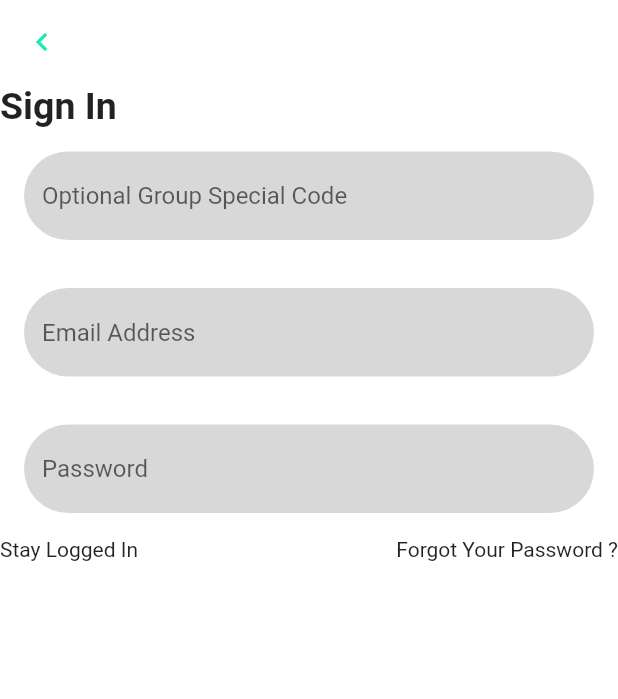
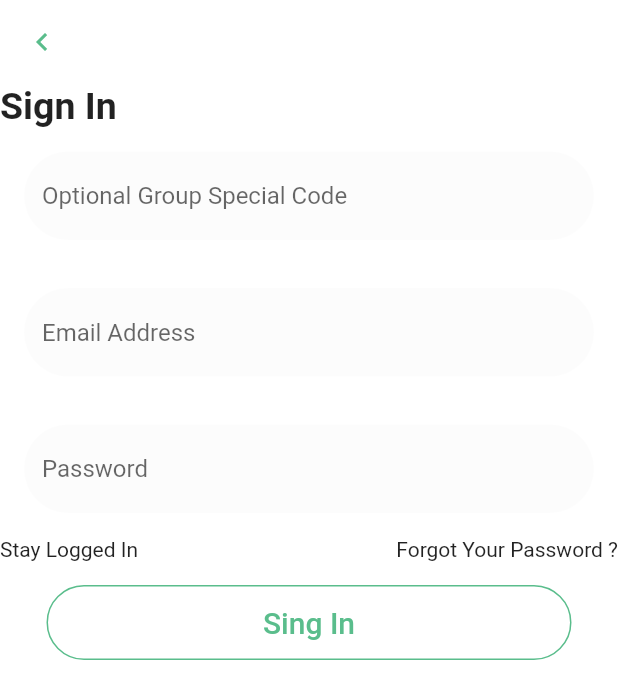
Before and after one commit to Smtrbci/Flutter-Project, a Flutter app: the screen it shows after launch, on a phone screen of 412 x 824 dp. Shown: the top 699 px of the screen. Run offline on Flutter 3.47's test engine with Material 2 defaults, Android fonts, the phone set to English and light mode, and no system bars; our stand-ins replace math_expressions.

Commit message:
OutlinedButton

```diff
--- a/signin/lib/sign_in.dart
+++ b/signin/lib/sign_in.dart
@@ -17,18 +17,18 @@ class _SignInState extends State<SignIn> {
           elevation: 0,
           leading: IconButton(
             onPressed: () {},
-            icon: Icon(
+            icon: const Icon(
               Icons.chevron_left,
-              color: Colors.tealAccent[400],
+              color: Color.fromARGB(255, 90, 189, 140),
             ),
           ),
         ),
         body: Column(
           children: [
             Container(
-              child: Align(
+              child: const Align(
                 alignment: Alignment.topLeft,
-                child: const Text(
+                child: Text(
                   "Sign In",
                   style: TextStyle(fontWeight: FontWeight.bold, fontSize: 25),
                 ),
@@ -42,7 +42,7 @@ class _SignInState extends State<SignIn> {
                   decoration: InputDecoration(
                     hintText: "Optional Group Special Code",
                     filled: true,
-                    fillColor: Color.fromARGB(179, 200, 200, 200),
+                    fillColor: Color.fromARGB(40, 239, 239, 239),
                     border: OutlineInputBorder(
                       borderRadius: BorderRadius.all(
                         Radius.circular(30),
@@ -61,7 +61,7 @@ class _SignInState extends State<SignIn> {
                   decoration: InputDecoration(
                     hintText: "Email Address",
                     filled: true,
-                    fillColor: Color.fromARGB(179, 200, 200, 200),
+                    fillColor: Color.fromARGB(40, 239, 239, 239),
                     border: OutlineInputBorder(
                       borderRadius: BorderRadius.all(
                         Radius.circular(30),
@@ -80,7 +80,7 @@ class _SignInState extends State<SignIn> {
                   decoration: InputDecoration(
                     hintText: "Password",
                     filled: true,
-                    fillColor: Color.fromARGB(179, 200, 200, 200),
+                    fillColor: Color.fromARGB(40, 239, 239, 239),
                     border: OutlineInputBorder(
                       borderRadius: BorderRadius.all(
                         Radius.circular(30),
@@ -109,7 +109,23 @@ class _SignInState extends State<SignIn> {
                 ],
               ),
             ),
-            ],
+            const SizedBox(height: 16),
+            OutlinedButton(
+              onPressed: () {},
+              child: const Text(
+                'Sing In',
+                style: TextStyle(
+                    color: Color.fromARGB(255, 90, 189, 140), fontSize: 20),
+              ),
+              style: OutlinedButton.styleFrom(
+                shape: const StadiumBorder(),
+                side: const BorderSide(
+                  color: Color.fromARGB(255, 90, 189, 140),
+                ),
+                minimumSize: const Size(350, 50),
+              ),
+            ),
+          ],
         ),
         backgroundColor: Colors.white,
       ),
```
